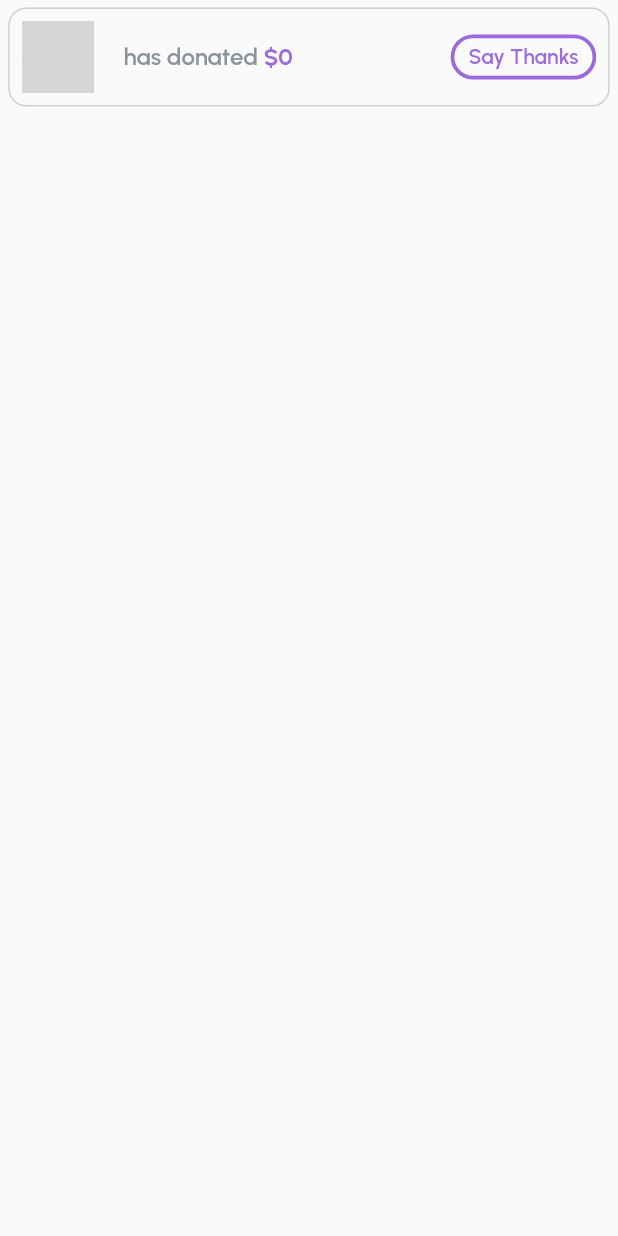
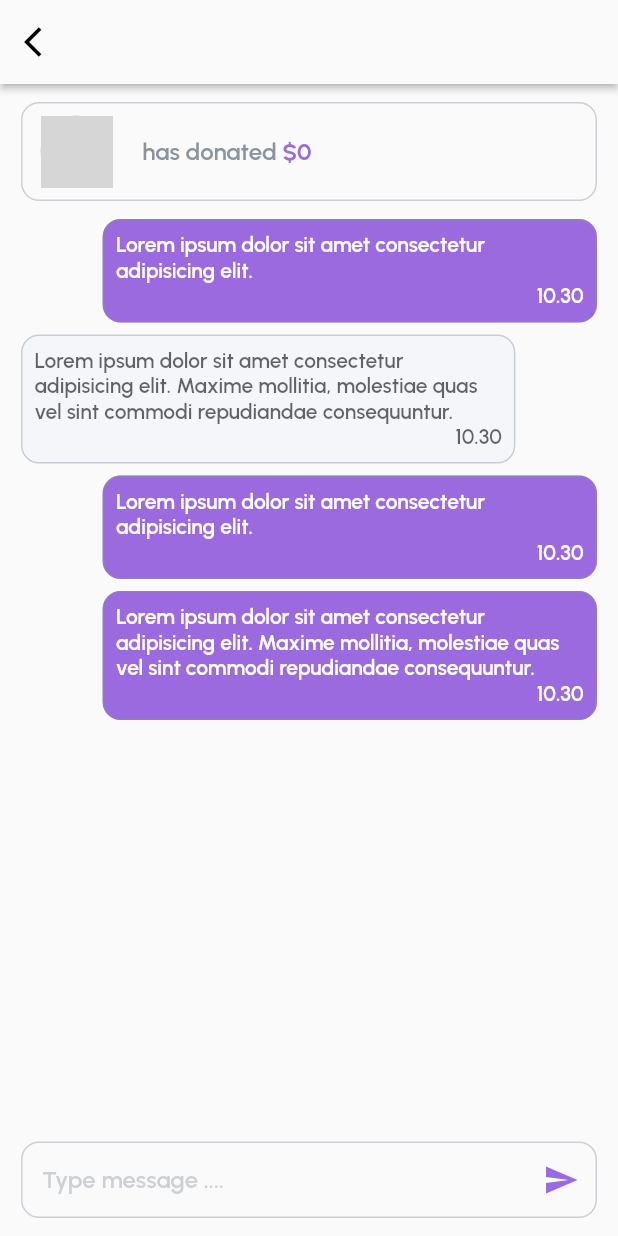
Before and after one commit to BhanukaAGH/Charity-App, a Flutter app: the DonateTile widget shown alone on an empty page, opened directly with empty values, after a tap on "Say Thanks", on a phone screen of 412 x 824 dp. Run offline on Flutter 3.47's test engine with Material 2 defaults, Android fonts, the light colour scheme and no system bars; our stand-ins replace carousel_slider, cloud_firestore, firebase_auth, firebase_core, firebase_storage, google_fonts and 1 more; accounts and stored records are empty; network calls fail; grey boxes are pictures that could not be loaded.

Commit message:
chat screen ui create

```diff
--- /dev/null
+++ b/lib/screens/chat_screen.dart
@@ -0,0 +1,232 @@
+import 'package:charity_app/utils/colors.dart';
+import 'package:flutter/material.dart';
+import 'package:google_fonts/google_fonts.dart';
+
+class ChatScreen extends StatelessWidget {
+  final TextEditingController _controller = TextEditingController();
+
+  final String imgUrl;
+  final String name;
+  final double price;
+
+  ChatScreen({
+    super.key,
+    required this.imgUrl,
+    required this.name,
+    required this.price,
+  });
+
+  @override
+  Widget build(BuildContext context) {
+    List messages = [
+      {
+        'name': name,
+        'message': 'Lorem ipsum dolor sit amet consectetur adipisicing elit.',
+      },
+      {
+        'name': 'Hashan Bhanuka',
+        'message':
+            'Lorem ipsum dolor sit amet consectetur adipisicing elit. Maxime mollitia, molestiae quas vel sint commodi repudiandae consequuntur.',
+      },
+      {
+        'name': name,
+        'message': 'Lorem ipsum dolor sit amet consectetur adipisicing elit.',
+      },
+      {
+        'name': name,
+        'message':
+            'Lorem ipsum dolor sit amet consectetur adipisicing elit. Maxime mollitia, molestiae quas vel sint commodi repudiandae consequuntur.',
+      },
+    ];
+
+    final inputBorder = OutlineInputBorder(
+      borderSide: const BorderSide(color: borderColor, width: 1),
+      borderRadius: BorderRadius.circular(12),
+    );
+
+    final focusBorder = OutlineInputBorder(
+      borderSide: const BorderSide(color: primaryColor, width: 2),
+      borderRadius: BorderRadius.circular(12),
+    );
+
+    return Scaffold(
+      appBar: AppBar(
+        elevation: 2,
+        leading: IconButton(
+          tooltip: 'Back',
+          onPressed: () {
+            Navigator.pop(context);
+          },
+          icon: const Icon(
+            Icons.arrow_back_ios,
+            color: Colors.black,
+          ),
+        ),
+        title: Text(
+          name,
+          style: GoogleFonts.urbanist(
+            fontSize: 24,
+            fontWeight: FontWeight.w600,
+            color: Colors.black,
+          ),
+        ),
+        backgroundColor: Colors.grey.shade50,
+        centerTitle: true,
+      ),
+      body: Container(
+        width: double.infinity,
+        padding: const EdgeInsets.symmetric(horizontal: 14, vertical: 12),
+        child: Column(
+          children: [
+            ListTile(
+              contentPadding:
+                  const EdgeInsets.symmetric(horizontal: 12, vertical: 4),
+              shape: RoundedRectangleBorder(
+                borderRadius: BorderRadius.circular(12),
+                side: const BorderSide(
+                  width: 1,
+                  color: borderColor,
+                ),
+              ),
+              selected: true,
+              leading: CircleAvatar(
+                maxRadius: 24,
+                backgroundColor: borderColor,
+                backgroundImage: NetworkImage(
+                  imgUrl,
+                ),
+              ),
+              title: RichText(
+                text: TextSpan(
+                  text: name,
+                  style: GoogleFonts.urbanist(
+                    fontSize: 16,
+                    fontWeight: FontWeight.w600,
+                    color: Colors.black,
+                  ),
+                  children: [
+                    TextSpan(
+                      text: ' has donated ',
+                      style: GoogleFonts.urbanist(
+                        fontSize: 16,
+                        fontWeight: FontWeight.w600,
+                        color: greyTextColor,
+                      ),
+                    ),
+                    TextSpan(
+                      text: '\$${price.toInt()}',
+                      style: GoogleFonts.urbanist(
+                        fontSize: 16,
+                        fontWeight: FontWeight.w700,
+                        color: primaryColor,
+                      ),
+                    ),
+                  ],
+                ),
+              ),
+            ),
+            Expanded(
+              child: Padding(
+                padding: const EdgeInsets.symmetric(vertical: 12),
+                child: SingleChildScrollView(
+                  child: Column(
+                    children: [
+                      ...messages
+                          .map(
+                            (message) => Row(
+                              mainAxisAlignment: message['name'] == name
+                                  ? MainAxisAlignment.end
+                                  : MainAxisAlignment.start,
+                              children: [
+                                Container(
+                                  width:
+                                      MediaQuery.of(context).size.width * 0.8,
+                                  padding: const EdgeInsets.all(8),
+                                  margin: const EdgeInsets.only(bottom: 8),
+                                  decoration: BoxDecoration(
+                                    color: message['name'] == name
+                                        ? primaryColor
+                                        : messageColor,
+                                    borderRadius: BorderRadius.circular(12),
+                                    border: Border.all(
+                                      color: borderColor, // red as border color
+                                    ),
+                                  ),
+                                  child: Column(
+                                    mainAxisAlignment: MainAxisAlignment.start,
+                                    crossAxisAlignment:
+                                        CrossAxisAlignment.start,
+                                    children: [
+                                      Text(
+                                        message['message'],
+                                        style: GoogleFonts.urbanist(
+                                          fontSize: 14,
+                                          fontWeight: FontWeight.w600,
+                                          color: message['name'] == name
+                                              ? Colors.white
+                                              : Colors.black.withOpacity(0.6),
+                                        ),
+                                      ),
+                                      SizedBox(
+                                        width:
+                                            MediaQuery.of(context).size.width *
+                                                0.8,
+                                        child: Text(
+                                          textAlign: TextAlign.end,
+                                          '10.30',
+                                          style: GoogleFonts.urbanist(
+                                            fontSize: 14,
+                                            fontWeight: FontWeight.w600,
+                                            color: message['name'] == name
+                                                ? Colors.white
+                                                : Colors.black.withOpacity(0.6),
+                                          ),
+                                        ),
+                                      ),
+                                    ],
+                                  ),
+                                ),
+                              ],
+                            ),
+                          )
+                          .toList(),
+                    ],
+                  ),
+                ),
+              ),
+            ),
+            TextField(
+              style: GoogleFonts.urbanist(
+                fontSize: 15,
+                fontWeight: FontWeight.w500,
+                color: paginationColor,
+              ),
+              controller: _controller,
+              decoration: InputDecoration(
+                  suffixIcon: IconButton(
+                    onPressed: () {},
+                    icon: const Icon(
+                      Icons.send,
+                      color: primaryColor,
+                    ),
+                  ),
+                  hintText: 'Type message ....',
+                  hintStyle: GoogleFonts.urbanist(
+                    fontSize: 16,
+                    fontWeight: FontWeight.w600,
+                    color: borderColor,
+                  ),
+                  fillColor: Colors.black,
+                  border: inputBorder,
+                  focusedBorder: focusBorder,
+                  enabledBorder: inputBorder,
+                  contentPadding:
+                      const EdgeInsets.symmetric(horizontal: 14, vertical: 16)),
+              keyboardType: TextInputType.text,
+            ),
+          ],
+        ),
+      ),
+    );
+  }
+}
--- a/lib/utils/colors.dart
+++ b/lib/utils/colors.dart
@@ -8,3 +8,4 @@ const paginationColor = Color.fromRGBO(131, 145, 161, 1);
 const borderColor = Color.fromRGBO(131, 145, 161, 0.4);
 const progressBackgroundColor = Color.fromRGBO(217, 217, 217, 1);
 const greyTextColor = Color.fromRGBO(139, 147, 157, 1);
+const messageColor = Color.fromRGBO(245, 246, 249, 1);
--- a/lib/widgets/my fundraises/donate_tile.dart
+++ b/lib/widgets/my fundraises/donate_tile.dart
@@ -1,3 +1,4 @@
+import 'package:charity_app/screens/chat_screen.dart';
 import 'package:charity_app/utils/colors.dart';
 import 'package:flutter/material.dart';
 import 'package:google_fonts/google_fonts.dart';
@@ -67,7 +68,18 @@ class DonateTile extends StatelessWidget {
           ),
         ),
         trailing: OutlinedButton(
-          onPressed: () {},
+          onPressed: () {
+            Navigator.push(
+              context,
+              MaterialPageRoute(
+                builder: (context) => ChatScreen(
+                  imgUrl: imgUrl,
+                  name: name,
+                  price: price,
+                ),
+              ),
+            );
+          },
           style: OutlinedButton.styleFrom(
             side: const BorderSide(
               width: 2.5,
```
